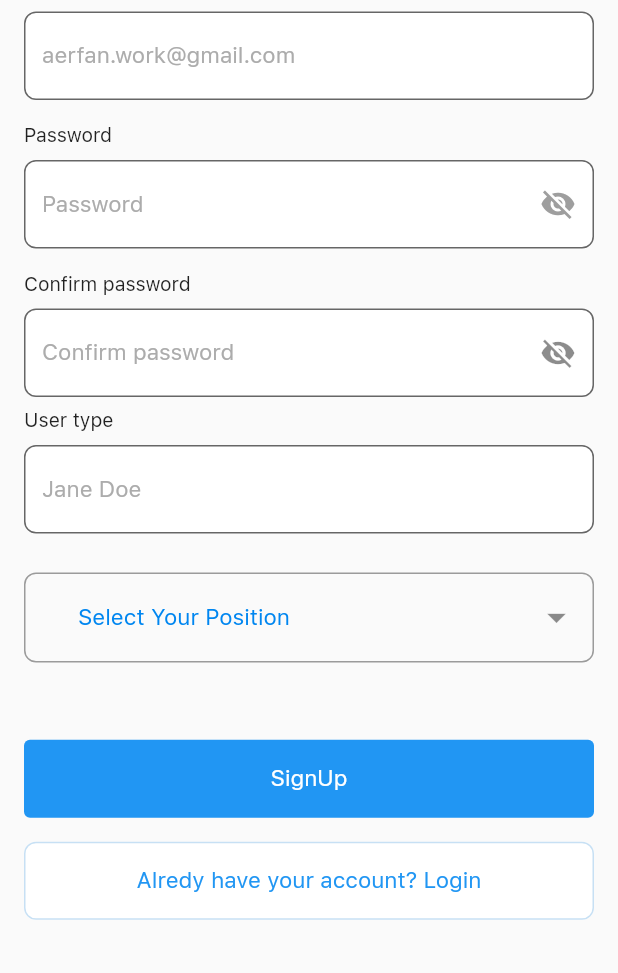
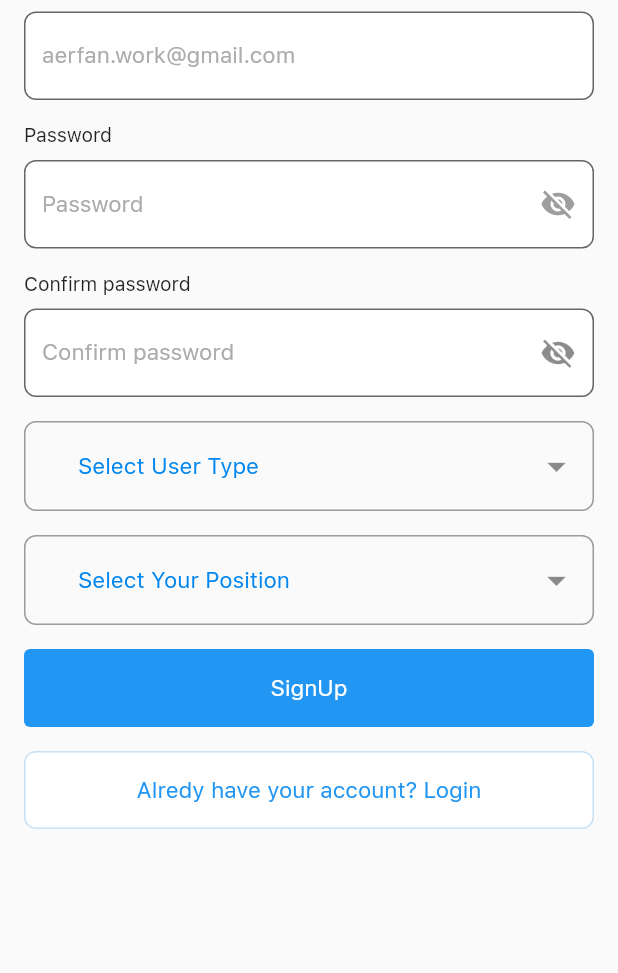
Before and after one commit to marufrobin/clean_soil_flutter, a Flutter app: the screen it shows after launch, after a tap on "Construction", on a phone screen of 412 x 824 dp, the part 263-1236 px from its top. Run offline on Flutter 3.47's test engine with Material 2 defaults, Android fonts, the phone set to English and light mode, and no system bars; our stand-ins replace dropdown_button2, fluttertoast, qr_flutter; missing offline and left inert: qr_code_scanner.

Commit message:
signUp page new feild add and all body map data taken done

```diff
--- a/lib/authentication/account_signup.dart
+++ b/lib/authentication/account_signup.dart
@@ -33,7 +33,12 @@ class _AccountSignUpPageState extends State<AccountSignUpPage> {
     'project co-ordinator',
     'driver',
   ];
-  String? selectedValue;
+  final List userTypeList = [
+    'admin',
+    'employee',
+  ];
+  String? positionSelectedValue;
+  String? userTypeSelectedValue;
   adminRegistration() async {
     var adminRegUrl = "auth/user/register";
     Map map = Map<String, dynamic>();
@@ -46,9 +51,9 @@ class _AccountSignUpPageState extends State<AccountSignUpPage> {
     print("Company type ${map["userCompanyType"]}");
 
     // need to implement filed from UI page
-    map["userType"] = "cleansoil";
+    map["userType"] = userTypeSelectedValue;
 
-    map["userPosition"] = "project co-ordinator";
+    map["userPosition"] = positionSelectedValue;
     map["status"] = "invited";
     var responce = await http.post(
         Uri.parse("$baseUrl$apiVersionUrl$adminRegUrl"),
@@ -97,7 +102,7 @@ class _AccountSignUpPageState extends State<AccountSignUpPage> {
           child: Container(
             margin: EdgeInsets.all(16),
             // padding: EdgeInsets.all(16),
-            height: MediaQuery.of(context).size.height * 1,
+            height: MediaQuery.of(context).size.height * 1.1,
             width: double.infinity,
             child: Form(
               key: _formKey,
@@ -301,44 +306,67 @@ class _AccountSignUpPageState extends State<AccountSignUpPage> {
                     ),
                   ),
                   SizedBox(
-                    height: 8,
+                    height: 16,
                   ),
-                  Text(
-                    "User type",
+                  //user type button
+                  DropdownButtonFormField2(
+                    decoration: InputDecoration(
+                      //Add isDense true and zero Padding.
+                      //Add Horizontal padding using buttonPadding and Vertical padding by increasing buttonHeight instead of add Padding here so that The whole TextField Button become clickable, and also the dropdown menu open under The whole TextField Button.
+                      isDense: true,
+                      contentPadding: EdgeInsets.zero,
+                      border: OutlineInputBorder(
+                        borderRadius: BorderRadius.circular(8),
+                      ),
+                      //Add more decoration as you want here
+                      //Add label If you want but add hint outside the decoration to be aligned in the button perfectly.
+                    ),
+                    isExpanded: true,
+                    hint: const Text(
+                      'Select User Type',
                       style: TextStyle(
-                        fontWeight: FontWeight.w400,
-                        fontSize: 13,
+                          fontWeight: FontWeight.w500,
+                          fontSize: 15,
+                          color: Color(0xff0086F0),
                           fontFamily: "SFPro"),
                     ),
-                  SizedBox(
-                    height: 8,
+                    icon: const Icon(
+                      Icons.arrow_drop_down,
+                      color: Colors.black45,
                     ),
-                  TextFormField(
+                    iconSize: 30,
+                    buttonHeight: 60,
+                    buttonPadding: const EdgeInsets.only(left: 20, right: 10),
+                    dropdownDecoration: BoxDecoration(
+                      borderRadius: BorderRadius.circular(8),
+                    ),
+                    items: userTypeList
+                        .map((item) => DropdownMenuItem<String>(
+                              value: item,
+                              child: Text(
+                                item,
+                                style: const TextStyle(
+                                  fontSize: 14,
+                                ),
+                              ),
+                            ))
+                        .toList(),
                     validator: (value) {
-                      if (value!.isEmpty) {
-                        return "user type is empty";
+                      if (value == null) {
+                        return 'Please select Your Position';
                       }
                     },
-                    controller: usertypeController,
-                    decoration: InputDecoration(
-                      hintText: "Jane Doe",
-                      hintStyle: TextStyle(
-                          fontWeight: FontWeight.w500,
-                          fontSize: 15,
-                          color: Color(0xffACACAC),
-                          fontFamily: "SFPro"),
-                      labelStyle: TextStyle(color: Colors.black),
-                      fillColor: Colors.white,
-                      filled: true,
-                      border: OutlineInputBorder(
-                        borderSide: BorderSide(color: Color(0xffE1E1E1)),
-                        borderRadius: BorderRadius.circular(8.0),
-                      ),
-                    ),
+                    onChanged: (value) {
+                      //Do something when changing the item if you want.
+                    },
+                    onSaved: (value) {
+                      userTypeSelectedValue = value.toString();
+                    },
                   ),
                   SizedBox(
-                    height: 26,
+                    height: 16,
                   ),
+                  //position drop button
                   DropdownButtonFormField2(
                     decoration: InputDecoration(
                       //Add isDense true and zero Padding.
@@ -390,10 +418,12 @@ class _AccountSignUpPageState extends State<AccountSignUpPage> {
                       //Do something when changing the item if you want.
                     },
                     onSaved: (value) {
-                      selectedValue = value.toString();
+                      positionSelectedValue = value.toString();
                     },
                   ),
-                  Spacer(),
+                  SizedBox(
+                    height: 16,
+                  ),
                   ElevatedButton(
                       style:
                           ButtonStyle(elevation: MaterialStatePropertyAll(0)),
```
Lines whose indentation alone changed are shown as unchanged.
